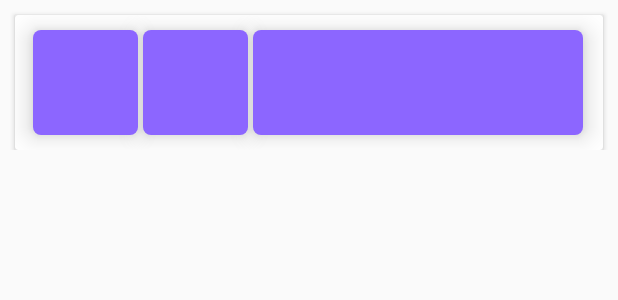
After one commit to caaespin/SelfieUp, an Android app: the layout card_layout.xml on its own in the app's theme, with its tools: preview values and no code run, on a phone screen of 412 x 824 dp. The commit adds this screen. Shown: the top 300 px of the screen. Run offline under Robolectric (Android 15) with nearby library versions, the phone set to English and light mode, and no system bars.

Commit message:
Working on the alarm list now; still i do have broken code

```diff
--- a/app/src/main/java/com/charly/selfieup/MainActivity.java
+++ b/app/src/main/java/com/charly/selfieup/MainActivity.java
@@ -20,6 +20,13 @@ import android.view.ViewGroup;
 
 import android.widget.ImageView;
 import android.widget.TextView;
+import android.support.v7.widget.RecyclerView;
+
+import com.charly.selfieup.alarmdatabase.DBManager;
+import com.charly.selfieup.alarmdatabase.Alarm;
+
+import java.util.ArrayList;
+import java.util.List;
 
 public class MainActivity extends AppCompatActivity {
 
@@ -38,6 +45,8 @@ public class MainActivity extends AppCompatActivity {
      * The {@link ViewPager} that will host the section contents.
      */
     private ViewPager mViewPager;
+    private ArrayList<Alarm> alarms = new ArrayList<Alarm>();
+    private RecyclerAdapter recyclerAdapter;
 
     @Override
     protected void onCreate(Bundle savedInstanceState) {
@@ -67,6 +76,10 @@ public class MainActivity extends AppCompatActivity {
                 startActivity(setAlarm);
             }
         });
+
+        DBManager.initialize(getApplicationContext());
+        //alarms = (ArrayList<Alarm>) DBManager.instance().getAllAlarms();
+        recyclerAdapter = new RecyclerAdapter(alarms);
 
     }
 
@@ -117,6 +130,8 @@ public class MainActivity extends AppCompatActivity {
                     break;
                 case 2:
                     rootView = inflater.inflate(R.layout.fragment_list_of_alarms, container, false);
+                    ArrayList<Alarm> alarms = (ArrayList<Alarm>) DBManager.instance().getAllAlarms();
+                    //recyclerAdapter = new RecyclerAdapter(cardsEventData);
                     break;
                 case 3:
                     rootView = inflater.inflate(R.layout.fragment_main, container, false);
--- /dev/null
+++ b/app/src/main/java/com/charly/selfieup/RecyclerAdapter.java
@@ -0,0 +1,35 @@
+package com.charly.selfieup;
+
+import android.support.v7.widget.RecyclerView;
+import android.view.View;
+import android.view.ViewGroup;
+
+/**
+ * Created by Charly on 7/4/16.
+ */
+public class RecyclerAdapter extends RecyclerView.Adapter<RecyclerAdapter.ViewHolder>{
+
+
+    @Override
+    public ViewHolder onCreateViewHolder(ViewGroup parent, int viewType) {
+        return null;
+    }
+
+    @Override
+    public void onBindViewHolder(ViewHolder holder, int position) {
+
+    }
+
+    @Override
+    public int getItemCount() {
+        return 0;
+    }
+
+    public static class ViewHolder extends RecyclerView.ViewHolder{
+
+        public ViewHolder(View cardView) {
+            super(cardView);
+        }
+    }
+
+}
--- /dev/null
+++ b/app/src/main/res/layout/card_layout.xml
@@ -0,0 +1,68 @@
+<?xml version="1.0" encoding="utf-8"?>
+<RelativeLayout xmlns:android="http://schemas.android.com/apk/res/android"
+    android:layout_width="match_parent"
+    android:layout_height="100dp"
+    android:gravity="center_horizontal|top"
+    >
+
+    <android.support.v7.widget.CardView xmlns:android="http://schemas.android.com/apk/res/android"
+        android:id="@+id/card_view"
+        android:layout_width="match_parent"
+        android:layout_height="match_parent"
+        android:layout_gravity="center"
+        android:layout_marginLeft="10dp"
+        android:layout_marginRight="10dp"
+        android:foreground="?attr/selectableItemBackground"
+        android:layout_alignParentBottom="true"
+        android:layout_marginTop="10dp"
+        android:elevation="20dp">
+
+        <RelativeLayout
+            android:layout_width="match_parent"
+            android:layout_height="match_parent">
+
+
+                <ImageView
+                    android:id="@+id/monday"
+                    android:layout_width="70dp"
+                    android:layout_height="70dp"
+                    android:layout_gravity="center"
+                    android:elevation="10dp"
+                    android:background="@drawable/days_format"
+                    android:layout_marginLeft="3dp"
+                    android:layout_marginRight="3dp"
+                    android:layout_marginStart="12dp"
+                    android:layout_centerVertical="true"
+                    android:layout_alignParentStart="true" />
+
+            <ImageView
+                android:id="@+id/imageView"
+                android:layout_width="70dp"
+                android:layout_height="70dp"
+                android:layout_gravity="center"
+                android:elevation="10dp"
+                android:background="@drawable/days_format"
+                android:layout_marginLeft="3dp"
+                android:layout_marginRight="3dp"
+                android:layout_centerVertical="true"
+                android:layout_toEndOf="@+id/monday" />
+
+            <ImageView
+                android:id="@+id/imageView2"
+                android:layout_width="70dp"
+                android:layout_height="70dp"
+                android:layout_gravity="center"
+                android:elevation="10dp"
+                android:background="@drawable/days_format"
+                android:layout_marginLeft="3dp"
+                android:layout_marginRight="3dp"
+                android:layout_marginEnd="13dp"
+                android:layout_alignTop="@+id/imageView"
+                android:layout_alignParentEnd="true"
+                android:layout_toEndOf="@+id/imageView" />
+
+
+        </RelativeLayout>
+
+    </android.support.v7.widget.CardView>
+</RelativeLayout>
--- a/app/src/main/res/layout/fragment_list_of_alarms.xml
+++ b/app/src/main/res/layout/fragment_list_of_alarms.xml
@@ -4,9 +4,12 @@
     android:layout_height="match_parent"
     tools:context="com.charly.selfieup.MainActivity$PlaceholderFragment">
 
-    <TextView
+    <android.support.v7.widget.RecyclerView
+        android:id="@+id/recycler_view"
         android:layout_width="match_parent"
         android:layout_height="match_parent"
-        android:text="@string/hello_blank_fragment" />
+        android:scrollbars="vertical"
+        android:layout_marginBottom="10dp"/>
+
 
 </FrameLayout>
```
